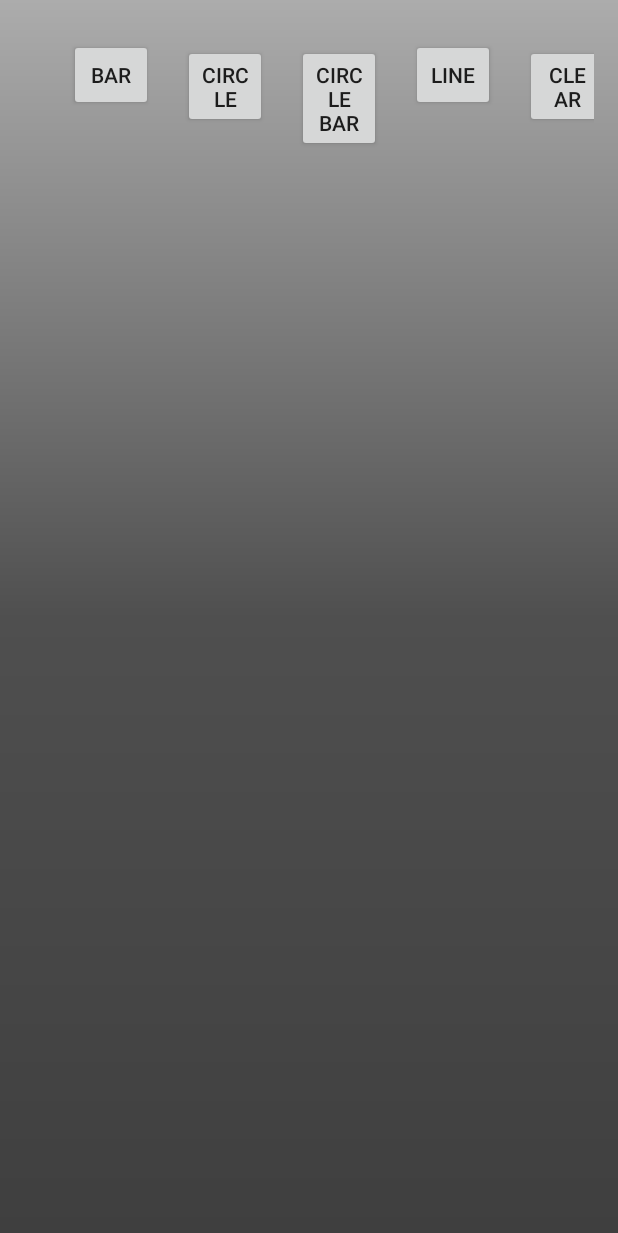
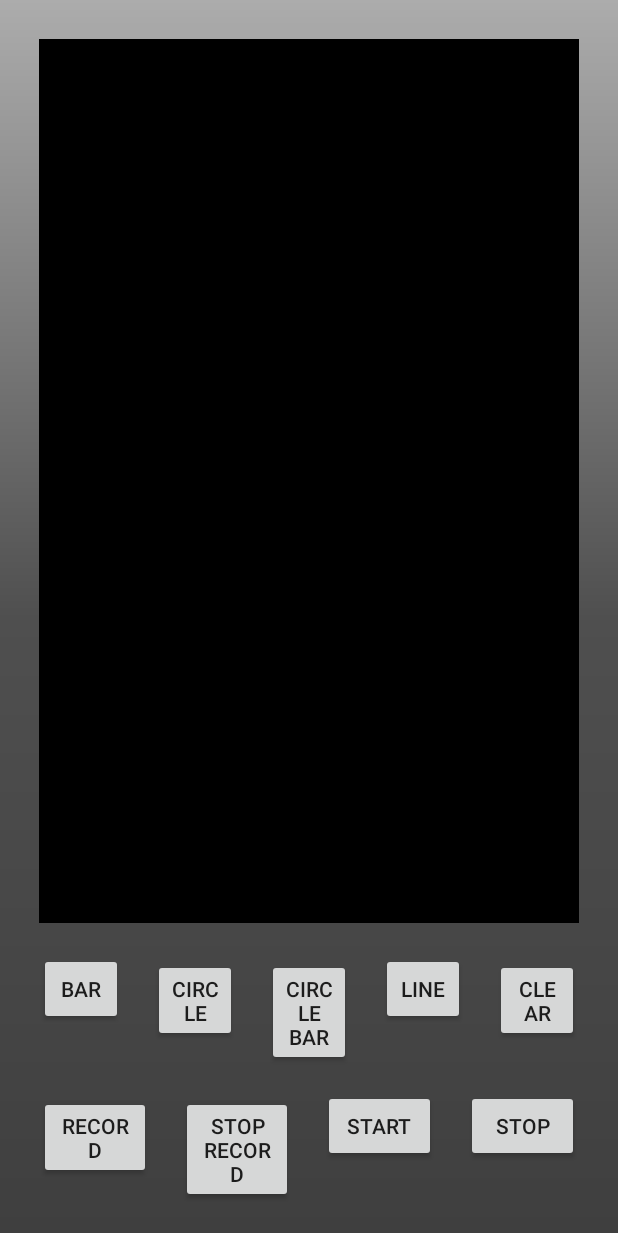
Before and after one commit to liyath/Notify, an Android app: the screen it shows after launch (MainActivity), on a phone screen of 412 x 824 dp. Shown: the top 1233 px of the screen. Run offline under Robolectric (Android 15) with nearby library versions, the phone set to English and light mode, and no system bars; 1 statement that could not run was skipped.

Commit message:
Get FFT result

```diff
--- a/app/src/main/java/de/bht/notify/mediarec/MainActivity.java
+++ b/app/src/main/java/de/bht/notify/mediarec/MainActivity.java
@@ -1,9 +1,11 @@
 package de.bht.notify.mediarec;
 
 //import de.bht.notify.mediarec.R;
+import android.content.res.AssetFileDescriptor;
 import android.graphics.Canvas;
 import android.graphics.Color;
 import android.graphics.Paint;
+import android.net.Uri;
 import android.os.Debug;
 import android.support.v7.app.AppCompatActivity;
 import android.os.Bundle;
@@ -22,6 +24,7 @@ import android.os.Bundle;
  */
 
 import java.io.IOException;
+import java.io.InputStream;
 
 import android.app.Activity;
 import android.graphics.Color;
@@ -65,7 +68,7 @@ public class MainActivity extends Activity {
 
     public MainActivity() {
         mFileName = Environment.getExternalStorageDirectory().getAbsolutePath();
-        mFileName += "/audiorecordtest.3gp";
+        mFileName = "/audiorecordtest.3gp";
         Log.d("Sag mir deinen Namen!!", mFileName);
     }
 
@@ -89,14 +92,18 @@ public class MainActivity extends Activity {
     }
 
     private void init() {
-        mPlayer = new MediaPlayer();
+        mPlayer = MediaPlayer.create(this, R.raw.sinus);
+        // mPlayer.prepare();
+        mPlayer.start();
+        /*
         try {
-            mPlayer.setDataSource(mFileName);
-            mPlayer.prepare();
-            mPlayer.start();
+
+            //mPlayer.setDataSource(Uri.parse("android.resource:// "+ R.raw.sinus400hz_10db));
+            //mPlayer.setDataSource(ins.toString());
+
         } catch (IOException e) {
             Log.e("LOG_TAG", "prepare() failed");
-        }
+        }*/
         mPlayer.setLooping(true);
         mPlayer.start();
 
--- a/app/src/main/java/de/bht/notify/mediarec/utils/TunnelPlayerWorkaround.java
+++ b/app/src/main/java/de/bht/notify/mediarec/utils/TunnelPlayerWorkaround.java
@@ -50,7 +50,7 @@ public class TunnelPlayerWorkaround {
 
         MediaPlayer mp = null;
         try {
-            mp = MediaPlayer.create(context, R.raw.workaround_1min);
+            mp = MediaPlayer.create(context, R.raw.sinus);
             mp.setAudioStreamType(AudioManager.STREAM_MUSIC);
 
             // NOTE: start() is no needed
--- a/app/src/main/java/de/bht/notify/mediarec/visualizer/VisualizerView.java
+++ b/app/src/main/java/de/bht/notify/mediarec/visualizer/VisualizerView.java
@@ -19,6 +19,7 @@ import android.graphics.Rect;
 import android.media.MediaPlayer;
 import android.media.audiofx.Visualizer;
 import android.util.AttributeSet;
+import android.util.Log;
 import android.view.View;
 
 import de.bht.notify.mediarec.visualizer.renderer.Renderer;
@@ -160,6 +161,7 @@ public class VisualizerView extends View {
      */
     public void updateVisualizerFFT(byte[] bytes) {
         mFFTBytes = bytes;
+        //Log.e("Visualizer", "" + bytes.toString());
         invalidate();
     }
 
--- a/app/src/main/res/layout/activity_main.xml
+++ b/app/src/main/res/layout/activity_main.xml
@@ -2,18 +2,19 @@
 <LinearLayout
     xmlns:android="http://schemas.android.com/apk/res/android"
     xmlns:tools="http://schemas.android.com/tools"
-    android:layout_width="match_parent"
-    android:layout_height="match_parent"
+    android:layout_width="fill_parent"
+    android:layout_height="fill_parent"
     android:paddingLeft="@dimen/activity_horizontal_margin"
     android:paddingRight="@dimen/activity_horizontal_margin"
     android:paddingTop="@dimen/activity_vertical_margin"
     android:paddingBottom="@dimen/activity_vertical_margin"
     android:background="@drawable/background"
-    tools:context="de.bht.notify.mediarec.MainActivity">
+    tools:context=".MainActivity"
+    android:orientation="vertical">
 
     <FrameLayout
         android:layout_width="fill_parent"
-        android:layout_height="50dp"
+        android:layout_height="0dp"
         android:layout_margin="10dp"
         android:layout_weight="1"
         android:background="#000" >
```
Also changed, not shown: app/src/main/java/de/bht/notify/mediarec/visualizer/renderer/BarGraphRenderer.java (+35 -1 lines), app/src/main/java/de/bht/notify/mediarec/visualizer/renderer/LineRenderer.java (+10 -5 lines).
